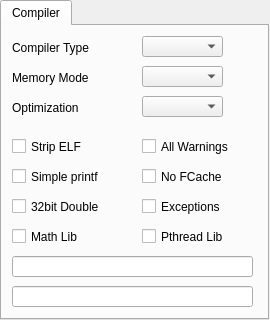
Qt form propside/project.ui (parallaxinc/SimpleIDE) before a commit.
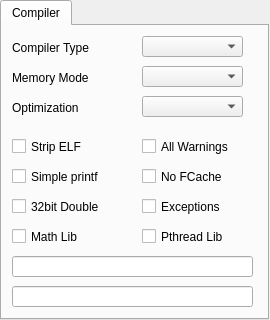
The same form after that commit.

Commit message: made project options combo boxes wider

Patch:
```diff
--- a/propside/project.ui
+++ b/propside/project.ui
@@ -53,7 +53,7 @@
       <rect>
        <x>140</x>
        <y>40</y>
-       <width>81</width>
+       <width>101</width>
        <height>21</height>
       </rect>
      </property>
@@ -76,7 +76,7 @@
       <rect>
        <x>140</x>
        <y>70</y>
-       <width>81</width>
+       <width>101</width>
        <height>21</height>
       </rect>
      </property>
@@ -99,7 +99,7 @@
       <rect>
        <x>140</x>
        <y>10</y>
-       <width>81</width>
+       <width>101</width>
        <height>21</height>
       </rect>
      </property>
```
